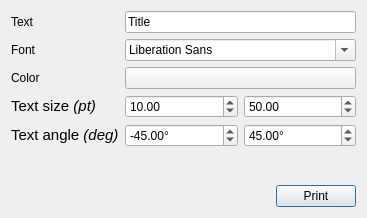
Old version of the form widget.ui in the repository antigol/EndpaperMaker.
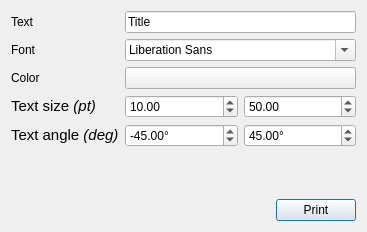
New version of the form.

Commit message: Ajoute la possibilité de mettre plusieurs mots séparé par des virgules

Patch:
```diff
--- a/widget.ui
+++ b/widget.ui
@@ -6,8 +6,8 @@
    <rect>
     <x>0</x>
     <y>0</y>
-    <width>321</width>
-    <height>218</height>
+    <width>355</width>
+    <height>232</height>
    </rect>
   </property>
   <property name="windowTitle">
```
Left out of the diff: 3 changed lines with no effect on the pictures. The commit also changes 1 other file.
